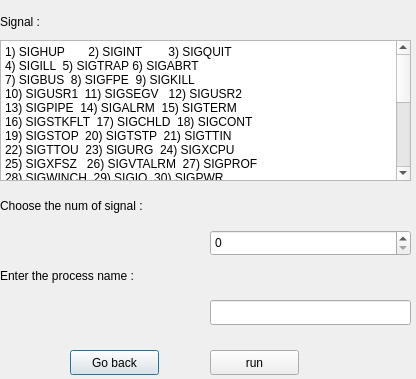
Old version of the form test2_e.ui in the repository ALITO1998/os-task.
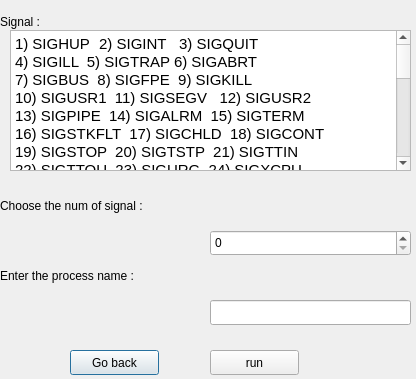
New version of the form.

The edit to the form file:
```diff
--- a/test2_e.ui
+++ b/test2_e.ui
@@ -16,42 +16,6 @@
   <property name="styleSheet">
    <string notr="true"/>
   </property>
-  <widget class="QPlainTextEdit" name="plainTextEdit">
-   <property name="geometry">
-    <rect>
-     <x>0</x>
-     <y>40</y>
-     <width>411</width>
-     <height>141</height>
-    </rect>
-   </property>
-   <property name="styleSheet">
-    <string notr="true"/>
-   </property>
-   <property name="plainText">
-    <string>1) SIGHUP	 2) SIGINT	 3) SIGQUIT
-4) SIGILL  5) SIGTRAP 6) SIGABRT
-7) SIGBUS  8) SIGFPE  9) SIGKILL
-10) SIGUSR1  11) SIGSEGV   12) SIGUSR2
-13) SIGPIPE  14) SIGALRM  15) SIGTERM
-16) SIGSTKFLT  17) SIGCHLD  18) SIGCONT
-19) SIGSTOP  20) SIGTSTP  21) SIGTTIN
-22) SIGTTOU  23) SIGURG  24) SIGXCPU
-25) SIGXFSZ   26) SIGVTALRM  27) SIGPROF
-28) SIGWINCH  29) SIGIO  30) SIGPWR
-31) SIGSYS	 34) SIGRTMIN  35) SIGRTMIN+1
-36) SIGRTMIN+2  37) SIGRTMIN+3  38) SIGRTMIN+4
-39) SIGRTMIN+5  40) SIGRTMIN+6  41) SIGRTMIN+7
-42) SIGRTMIN+8  43) SIGRTMIN+9  44) SIGRTMIN+10
-45) SIGRTMIN+11  46) SIGRTMIN+12  47) SIGRTMIN+13
-48) SIGRTMIN+14  49) SIGRTMIN+15  50) SIGRTMAX-14
-51) SIGRTMAX-13  52) SIGRTMAX-12  53) SIGRTMAX-11
-54) SIGRTMAX-10  55) SIGRTMAX-9  56) SIGRTMAX-8
-57) SIGRTMAX-7  58) SIGRTMAX-6  59) SIGRTMAX-5
-60) SIGRTMAX-4  61) SIGRTMAX-3  62) SIGRTMAX-2
-63) SIGRTMAX-1  64) SIGRTMAX</string>
-   </property>
-  </widget>
   <widget class="QLabel" name="label">
    <property name="geometry">
     <rect>
@@ -158,6 +122,43 @@
     <string>run</string>
    </property>
   </widget>
+  <widget class="QTextBrowser" name="textBrowser">
+   <property name="geometry">
+    <rect>
+     <x>10</x>
+     <y>30</y>
+     <width>401</width>
+     <height>141</height>
+    </rect>
+   </property>
+   <property name="html">
+    <string>&lt;!DOCTYPE HTML PUBLIC &quot;-//W3C//DTD HTML 4.0//EN&quot; &quot;http://www.w3.org/TR/REC-html40/strict.dtd&quot;&gt;
+&lt;html&gt;&lt;head&gt;&lt;meta name=&quot;qrichtext&quot; content=&quot;1&quot; /&gt;&lt;style type=&quot;text/css&quot;&gt;
+p, li { white-space: pre-wrap; }
+&lt;/style&gt;&lt;/head&gt;&lt;body style=&quot; font-family:'Ubuntu'; font-size:11pt; font-weight:400; font-style:normal;&quot;&gt;
+&lt;p style=&quot; margin-top:0px; margin-bottom:0px; margin-left:0px; margin-right:0px; -qt-block-indent:0; text-indent:0px;&quot;&gt;1) SIGHUP	 2) SIGINT	 3) SIGQUIT&lt;/p&gt;
+&lt;p style=&quot; margin-top:0px; margin-bottom:0px; margin-left:0px; margin-right:0px; -qt-block-indent:0; text-indent:0px;&quot;&gt;4) SIGILL  5) SIGTRAP 6) SIGABRT&lt;/p&gt;
+&lt;p style=&quot; margin-top:0px; margin-bottom:0px; margin-left:0px; margin-right:0px; -qt-block-indent:0; text-indent:0px;&quot;&gt;7) SIGBUS  8) SIGFPE  9) SIGKILL&lt;/p&gt;
+&lt;p style=&quot; margin-top:0px; margin-bottom:0px; margin-left:0px; margin-right:0px; -qt-block-indent:0; text-indent:0px;&quot;&gt;10) SIGUSR1  11) SIGSEGV   12) SIGUSR2&lt;/p&gt;
+&lt;p style=&quot; margin-top:0px; margin-bottom:0px; margin-left:0px; margin-right:0px; -qt-block-indent:0; text-indent:0px;&quot;&gt;13) SIGPIPE  14) SIGALRM  15) SIGTERM&lt;/p&gt;
+&lt;p style=&quot; margin-top:0px; margin-bottom:0px; margin-left:0px; margin-right:0px; -qt-block-indent:0; text-indent:0px;&quot;&gt;16) SIGSTKFLT  17) SIGCHLD  18) SIGCONT&lt;/p&gt;
+&lt;p style=&quot; margin-top:0px; margin-bottom:0px; margin-left:0px; margin-right:0px; -qt-block-indent:0; text-indent:0px;&quot;&gt;19) SIGSTOP  20) SIGTSTP  21) SIGTTIN&lt;/p&gt;
+&lt;p style=&quot; margin-top:0px; margin-bottom:0px; margin-left:0px; margin-right:0px; -qt-block-indent:0; text-indent:0px;&quot;&gt;22) SIGTTOU  23) SIGURG  24) SIGXCPU&lt;/p&gt;
+&lt;p style=&quot; margin-top:0px; margin-bottom:0px; margin-left:0px; margin-right:0px; -qt-block-indent:0; text-indent:0px;&quot;&gt;25) SIGXFSZ   26) SIGVTALRM  27) SIGPROF&lt;/p&gt;
+&lt;p style=&quot; margin-top:0px; margin-bottom:0px; margin-left:0px; margin-right:0px; -qt-block-indent:0; text-indent:0px;&quot;&gt;28) SIGWINCH  29) SIGIO  30) SIGPWR&lt;/p&gt;
+&lt;p style=&quot; margin-top:0px; margin-bottom:0px; margin-left:0px; margin-right:0px; -qt-block-indent:0; text-indent:0px;&quot;&gt;31) SIGSYS	 34) SIGRTMIN  35) SIGRTMIN+1&lt;/p&gt;
+&lt;p style=&quot; margin-top:0px; margin-bottom:0px; margin-left:0px; margin-right:0px; -qt-block-indent:0; text-indent:0px;&quot;&gt;36) SIGRTMIN+2  37) SIGRTMIN+3  38) SIGRTMIN+4&lt;/p&gt;
+&lt;p style=&quot; margin-top:0px; margin-bottom:0px; margin-left:0px; margin-right:0px; -qt-block-indent:0; text-indent:0px;&quot;&gt;39) SIGRTMIN+5  40) SIGRTMIN+6  41) SIGRTMIN+7&lt;/p&gt;
+&lt;p style=&quot; margin-top:0px; margin-bottom:0px; margin-left:0px; margin-right:0px; -qt-block-indent:0; text-indent:0px;&quot;&gt;42) SIGRTMIN+8  43) SIGRTMIN+9  44) SIGRTMIN+10&lt;/p&gt;
+&lt;p style=&quot; margin-top:0px; margin-bottom:0px; margin-left:0px; margin-right:0px; -qt-block-indent:0; text-indent:0px;&quot;&gt;45) SIGRTMIN+11  46) SIGRTMIN+12  47) SIGRTMIN+13&lt;/p&gt;
+&lt;p style=&quot; margin-top:0px; margin-bottom:0px; margin-left:0px; margin-right:0px; -qt-block-indent:0; text-indent:0px;&quot;&gt;48) SIGRTMIN+14  49) SIGRTMIN+15  50) SIGRTMAX-14&lt;/p&gt;
+&lt;p style=&quot; margin-top:0px; margin-bottom:0px; margin-left:0px; margin-right:0px; -qt-block-indent:0; text-indent:0px;&quot;&gt;51) SIGRTMAX-13  52) SIGRTMAX-12  53) SIGRTMAX-11&lt;/p&gt;
+&lt;p style=&quot; margin-top:0px; margin-bottom:0px; margin-left:0px; margin-right:0px; -qt-block-indent:0; text-indent:0px;&quot;&gt;54) SIGRTMAX-10  55) SIGRTMAX-9  56) SIGRTMAX-8&lt;/p&gt;
+&lt;p style=&quot; margin-top:0px; margin-bottom:0px; margin-left:0px; margin-right:0px; -qt-block-indent:0; text-indent:0px;&quot;&gt;57) SIGRTMAX-7  58) SIGRTMAX-6  59) SIGRTMAX-5&lt;/p&gt;
+&lt;p style=&quot; margin-top:0px; margin-bottom:0px; margin-left:0px; margin-right:0px; -qt-block-indent:0; text-indent:0px;&quot;&gt;60) SIGRTMAX-4  61) SIGRTMAX-3  62) SIGRTMAX-2&lt;/p&gt;
+&lt;p style=&quot; margin-top:0px; margin-bottom:0px; margin-left:0px; margin-right:0px; -qt-block-indent:0; text-indent:0px;&quot;&gt;63) SIGRTMAX-1  64) SIGRTMAX&lt;/p&gt;&lt;/body&gt;&lt;/html&gt;</string>
+   </property>
+  </widget>
  </widget>
  <resources/>
  <connections/>
```
